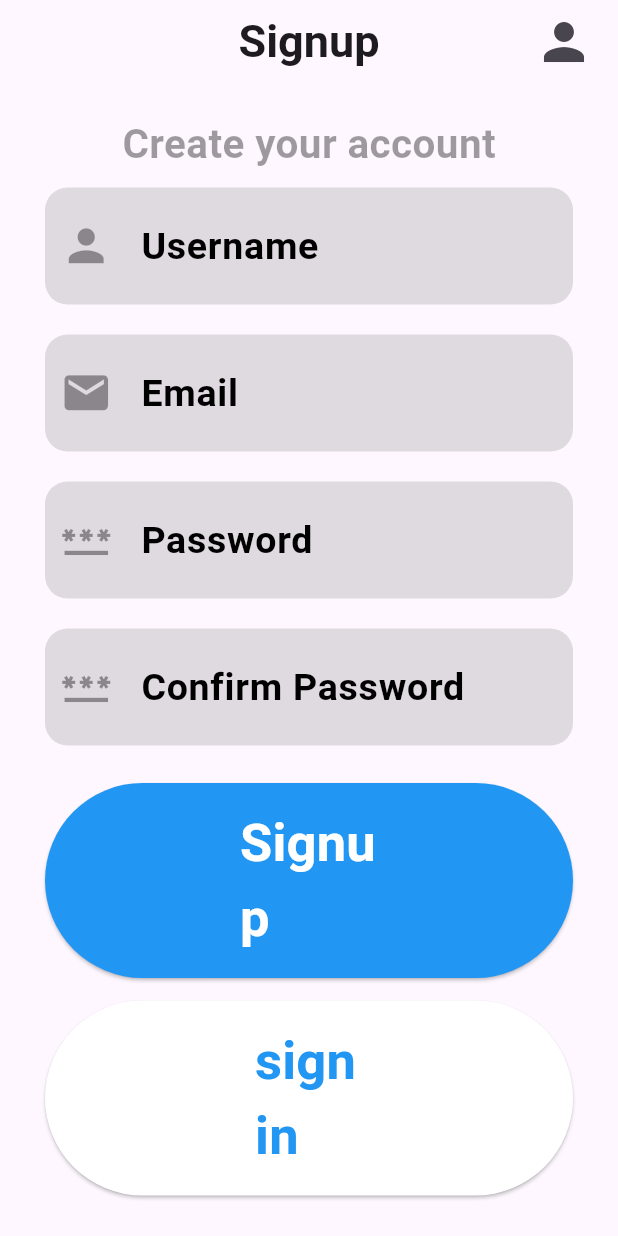
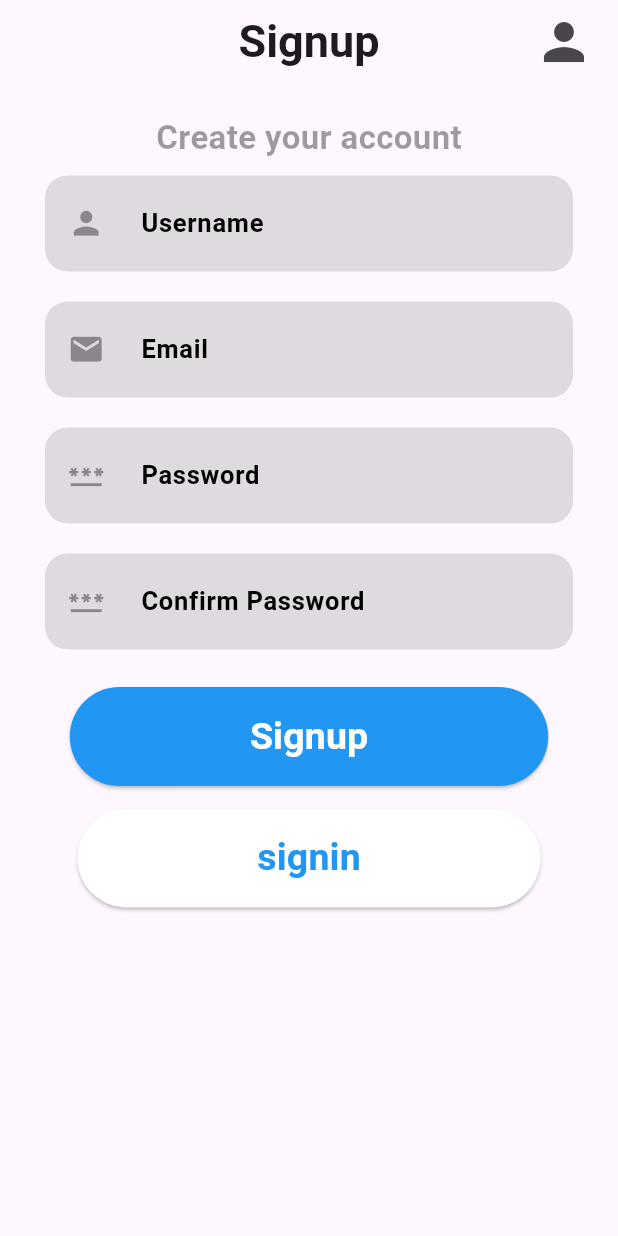
Before and after one commit to hasan-elbadry/todo-with-authentication, a Flutter app: the screen it shows after launch, on a phone screen of 412 x 824 dp. Run offline on Flutter 3.47's test engine with Material 3 defaults, Android fonts, the phone set to English and light mode, and no system bars; our stand-ins replace dio.

Commit message:
update size of the buttons, text

```diff
--- a/lib/screens/signup_page.dart
+++ b/lib/screens/signup_page.dart
@@ -43,7 +43,7 @@ class SignUp extends StatelessWidget {
                 'Create your account',
                 style: TextStyle(
                   color: Colors.black38,
-                  fontSize: 27,
+                  fontSize: 22,
                   fontWeight: FontWeight.bold,
                 ),
               ),
@@ -58,13 +58,13 @@ class SignUp extends StatelessWidget {
                   style: const ButtonStyle(
                       backgroundColor: WidgetStatePropertyAll(Colors.blue),
                       padding: WidgetStatePropertyAll(
-                          EdgeInsets.symmetric(horizontal: 130, vertical: 15)),
+                          EdgeInsets.symmetric(horizontal: 120, vertical: 15)),
                       foregroundColor: WidgetStatePropertyAll(Colors.white)),
                   child: const Text(
                     'Signup',
                     style: TextStyle(
                       fontWeight: FontWeight.bold,
-                      fontSize: 35,
+                      fontSize: 25,
                     ),
                   ),
                 ),
@@ -77,15 +77,15 @@ class SignUp extends StatelessWidget {
                   },
                   style: const ButtonStyle(
                     backgroundColor: WidgetStatePropertyAll(Colors.white),
-                    padding: WidgetStatePropertyAll(
-                        EdgeInsets.symmetric(horizontal: 140, vertical: 15)),
+                      padding: WidgetStatePropertyAll(
+                          EdgeInsets.symmetric(horizontal: 120, vertical: 15)),
                     foregroundColor: WidgetStatePropertyAll(Colors.blue),
                   ),
                   child: const Text(
                     'signin',
                     style: TextStyle(
                       fontWeight: FontWeight.bold,
-                      fontSize: 35,
+                      fontSize: 25,
                     ),
                   ),
                 ),
--- a/lib/widgets/text_form_custom.dart
+++ b/lib/widgets/text_form_custom.dart
@@ -7,7 +7,6 @@ Widget textFieldCustom(String name, IconData icon, bool isPassword) {
       TextFormField(
         obscureText: isPassword,
         style: const TextStyle(
-          fontSize: 25,
           color: Colors.black38,
         ),
         decoration: InputDecoration(
@@ -15,7 +14,7 @@ Widget textFieldCustom(String name, IconData icon, bool isPassword) {
             padding: const EdgeInsets.only(left: 7),
             child: Icon(
               icon,
-              size: 35,
+              size: 25,
               color: Colors.black38,
             ),
           ),
@@ -26,8 +25,9 @@ Widget textFieldCustom(String name, IconData icon, bool isPassword) {
               name,
               style: const TextStyle(
                   color: Colors.black,
-                  fontSize: 25,
-                  fontWeight: FontWeight.bold),
+                fontSize: 17,
+                fontWeight: FontWeight.bold
+              )
             ),
           ),
           enabledBorder: OutlineInputBorder(
```
